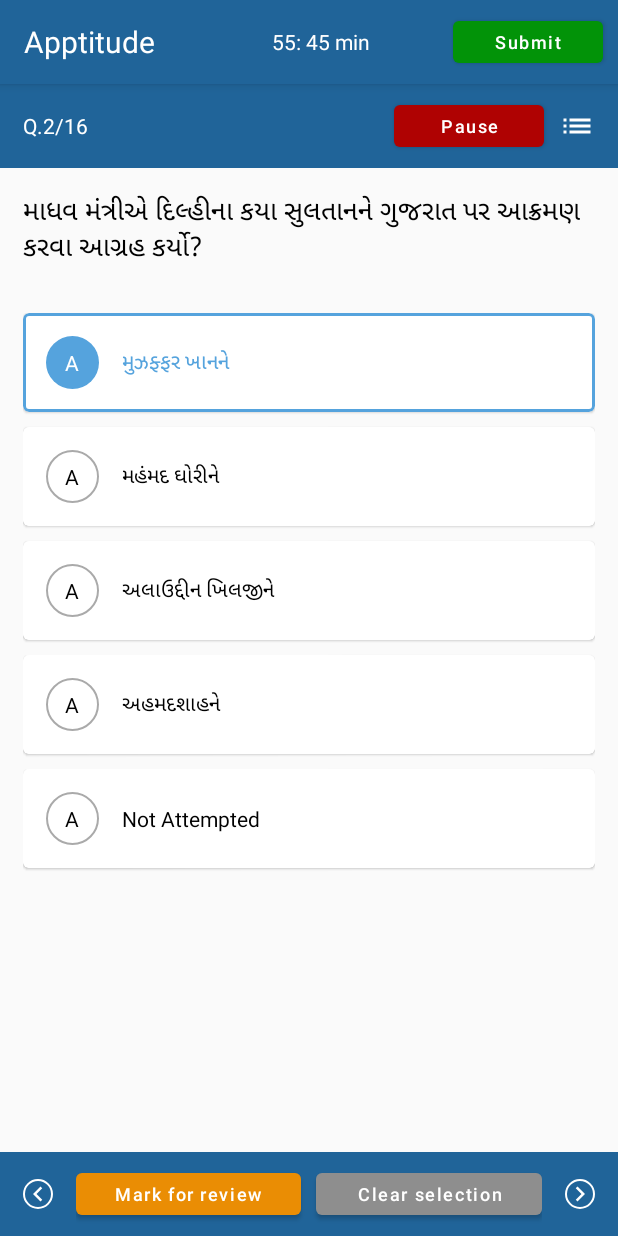
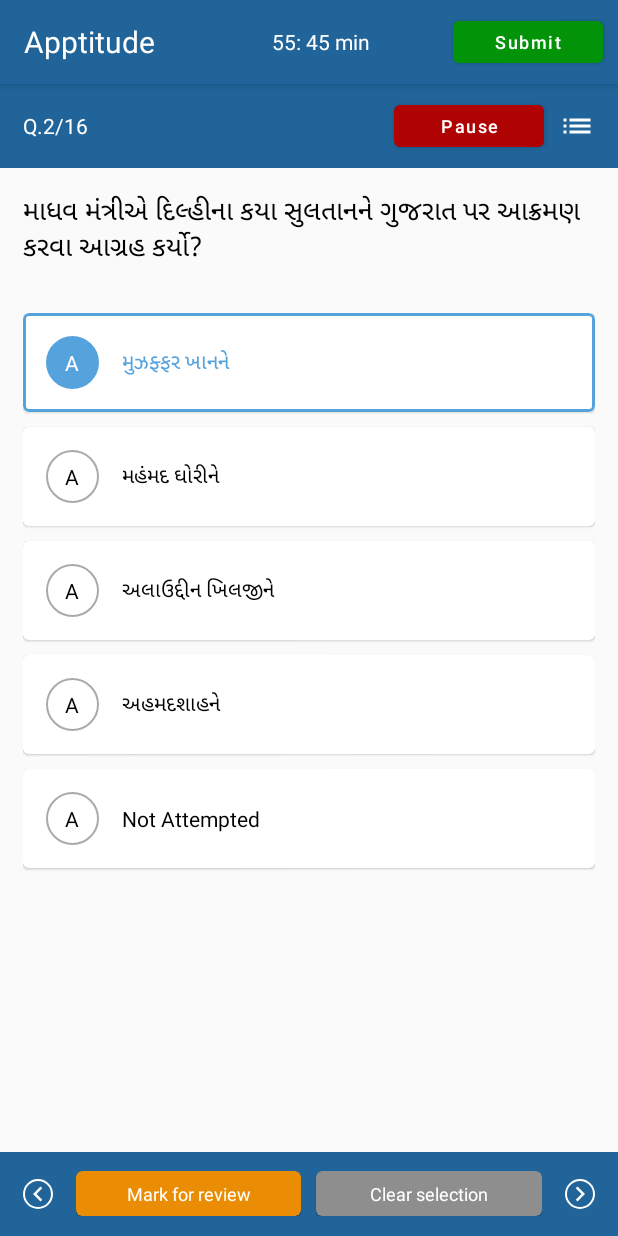
Before and after one commit to siddhantdrk/Quickexamprep, an Android app: the screen it shows after launch (QuestionScreen), on a phone screen of 412 x 824 dp. Run offline under Robolectric (Android 15) with nearby library versions, the phone set to English and light mode, and no system bars.

Commit message:
question screen activity updated

```diff
--- a/app/src/main/res/layout/activity_question_screen.xml
+++ b/app/src/main/res/layout/activity_question_screen.xml
@@ -243,29 +243,55 @@
                 android:layout_toRightOf="@id/previous_img"
                 android:orientation="horizontal">
 
-                <com.google.android.material.button.MaterialButton
+                <com.google.android.material.card.MaterialCardView
+                    android:id="@+id/btn_mark_for_review"
                     android:layout_width="0dp"
-                    android:layout_height="40dp"
-                    android:layout_weight="1"
-                    android:textSize="12sp"
+                    android:layout_height="30dp"
                     android:layout_marginEnd="@dimen/dp_10"
                     android:layout_marginRight="@dimen/dp_10"
+                    android:layout_weight="1"
+                    app:cardBackgroundColor="#EA8D04">
+
+                    <TextView
+                        android:layout_width="match_parent"
+                        android:layout_height="match_parent"
+                        android:layout_weight="1"
+                        android:autoSizeMaxTextSize="12sp"
+                        android:autoSizeMinTextSize="10sp"
+                        android:autoSizeTextType="uniform"
+                        android:textSize="10sp"
                         android:gravity="center"
                         android:text="@string/marked_for_view"
                         android:textAllCaps="false"
                         android:textColor="@color/white"
-                    app:backgroundTint="#EA8D04" />
+                        tools:ignore="SmallSp"
+                        tools:targetApi="o" />
 
-                <com.google.android.material.button.MaterialButton
+                </com.google.android.material.card.MaterialCardView>
+
+                <com.google.android.material.card.MaterialCardView
+                    android:id="@+id/btn_clear_selection"
                     android:layout_width="0dp"
-                    android:layout_height="40dp"
+                    android:layout_height="30dp"
                     android:layout_weight="1"
-                    android:textSize="12sp"
+                    app:cardBackgroundColor="#8E8E8E">
+
+                    <TextView
+                        android:layout_width="match_parent"
+                        android:layout_height="match_parent"
+                        android:layout_weight="1"
+                        android:autoSizeMaxTextSize="12sp"
+                        android:autoSizeMinTextSize="10sp"
+                        android:autoSizeTextType="uniform"
+                        android:textSize="10sp"
                         android:gravity="center"
                         android:text="@string/clear_selection"
                         android:textAllCaps="false"
                         android:textColor="@color/white"
-                    app:backgroundTint="#8E8E8E" />
+                        tools:ignore="SmallSp"
+                        tools:targetApi="o" />
+
+                </com.google.android.material.card.MaterialCardView>
 
             </LinearLayout>
         </RelativeLayout>
```
Lines whose indentation alone changed are shown as unchanged.
